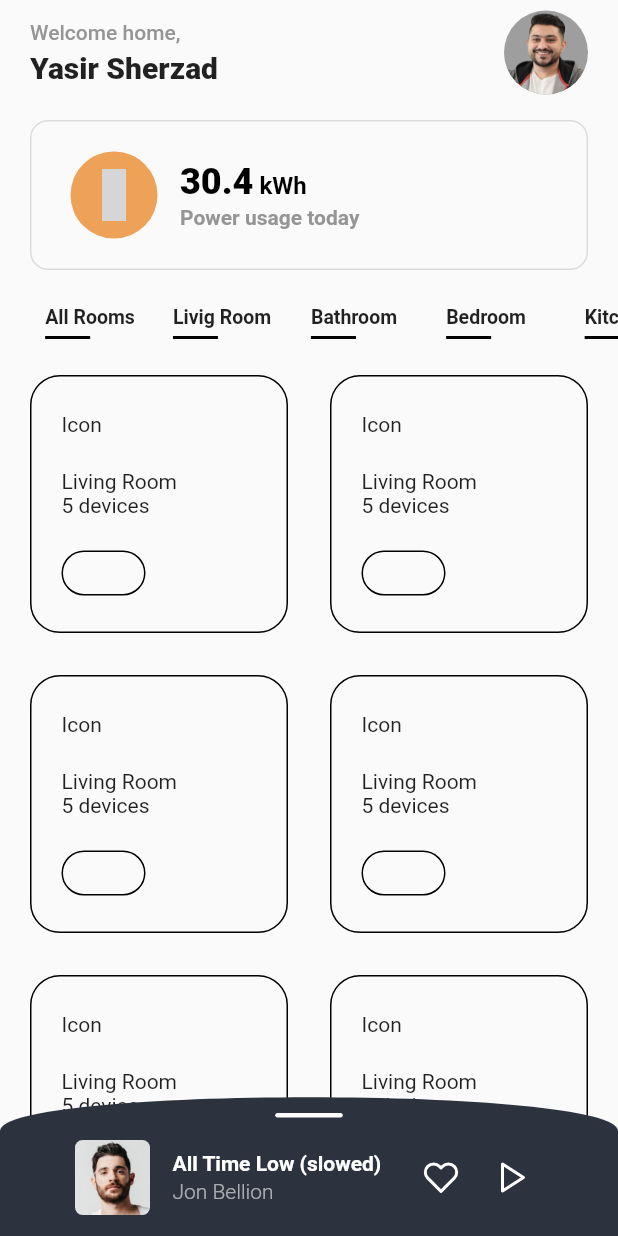
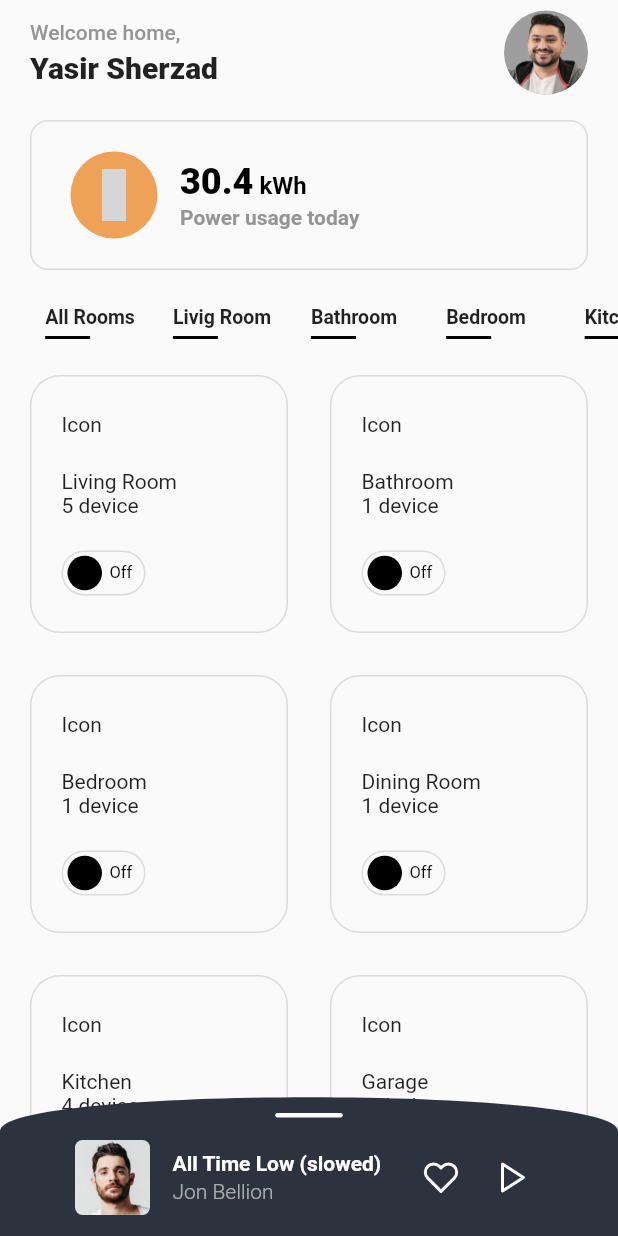
Before and after one commit to ys-sherzad/MetaHome, a Flutter app: the screen it shows after launch, on a phone screen of 412 x 824 dp. Run offline on Flutter 3.47's test engine with Material 2 defaults, Android fonts, the phone set to English and light mode, and no system bars; our stand-ins replace flutter_hooks, flutter_vector_icons; grey boxes are pictures that could not be loaded.

Commit message:
update Card design, add control_room_model

```diff
--- /dev/null
+++ b/lib/repo/control_room_model.dart
@@ -0,0 +1,62 @@
+// A read-only description of a Control Room
+class ControlRoom {
+  ControlRoom({
+    required this.id,
+    required this.name,
+    required this.countOfDevices,
+    required this.isOn,
+  });
+
+  final String id;
+  final String name;
+  final int countOfDevices;
+  final bool isOn;
+
+  @override
+  String toString() {
+    return 'ControlRoom{id: $id, name: $name, countOfDevices: $countOfDevices, isOn: $isOn}';
+  }
+}
+
+class ControlRoomList {
+  ControlRoomList();
+
+  static List<ControlRoom> controlRooms = [
+    ControlRoom(
+      id: '1',
+      name: 'Living Room',
+      countOfDevices: 5,
+      isOn: false,
+    ),
+    ControlRoom(
+      id: '2',
+      name: 'Bathroom',
+      countOfDevices: 1,
+      isOn: false,
+    ),
+    ControlRoom(
+      id: '3',
+      name: 'Bedroom',
+      countOfDevices: 1,
+      isOn: false,
+    ),
+    ControlRoom(
+      id: '4',
+      name: 'Dining Room',
+      countOfDevices: 1,
+      isOn: false,
+    ),
+    ControlRoom(
+      id: '5',
+      name: 'Kitchen',
+      countOfDevices: 4,
+      isOn: false,
+    ),
+    ControlRoom(
+      id: '6',
+      name: 'Garage',
+      countOfDevices: 2,
+      isOn: false,
+    ),
+  ];
+}
--- a/lib/widgets/home/control_room.dart
+++ b/lib/widgets/home/control_room.dart
@@ -1,5 +1,9 @@
 import 'package:flutter/material.dart';
 import 'package:flutter_hooks/flutter_hooks.dart';
+import 'package:meta_home/repo/control_room_model.dart';
+import 'package:meta_home/utils.dart';
+import 'package:meta_home/widgets/home/toggle_button.dart';
+import 'package:meta_home/repo/control_room_model.dart';
 
 BoxDecoration outline(double radius) {
   return BoxDecoration(
@@ -8,12 +12,21 @@ BoxDecoration outline(double radius) {
   );
 }
 
-Widget EmptyContainer() {
+class ControlRoom extends HookWidget {
+  const ControlRoom({Key? key}) : super(key: key);
+
+  @override
+  Widget build(BuildContext context) {
+    Widget Card({
+      required String name,
+      required int countOfDevices,
+      required bool isOn,
+    }) {
       return Container(
-    // height: 170.0,
-    // width: 50.0,
-    // margin: EdgeInsets.all(10.0),
-    decoration: outline(20.0),
+        decoration: BoxDecoration(
+          border: Border.all(color: ColorLib.border),
+          borderRadius: BorderRadius.circular(20.0),
+        ),
         padding: EdgeInsets.symmetric(
           horizontal: 20.0,
           vertical: 24.0,
@@ -26,26 +39,16 @@ Widget EmptyContainer() {
             Container(
               child: Column(
                 crossAxisAlignment: CrossAxisAlignment.start,
-            children: [Text('Living Room'), Text('5 devices')],
+                children: [Text(name), Text('$countOfDevices device')],
               ),
             ),
-        Container(
-          height: 30.0,
-          width: 56.0,
-          decoration: outline(20.0),
-          child: null,
-        )
+            ToggleButton(),
           ],
         ),
       );
       // margin: EdgeInsets.all(5.0));
     }
 
-class ControlRoom extends HookWidget {
-  const ControlRoom({Key? key}) : super(key: key);
-
-  @override
-  Widget build(BuildContext context) {
     return Container(
       margin: EdgeInsets.symmetric(horizontal: 20.0),
       child: GridView.count(
@@ -53,9 +56,14 @@ class ControlRoom extends HookWidget {
         mainAxisSpacing: 28.0,
         crossAxisCount: 2,
         // childAspectRatio: 3 / 2,
-        children: List.generate(10, (index) {
-          return EmptyContainer();
-        }),
+        children: [
+          for (var room in ControlRoomList.controlRooms)
+            Card(
+              name: room.name,
+              countOfDevices: room.countOfDevices,
+              isOn: room.isOn,
+            ),
+        ],
       ),
     );
   }
```
Lines whose indentation alone changed are shown as unchanged.
